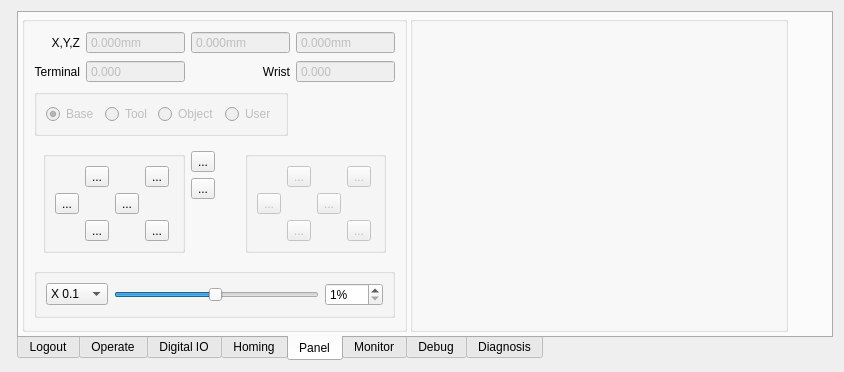
First picture: the form in source/plugin/t4/t4oppanel.ui, repository ww4u/mct-t4, before the edit.
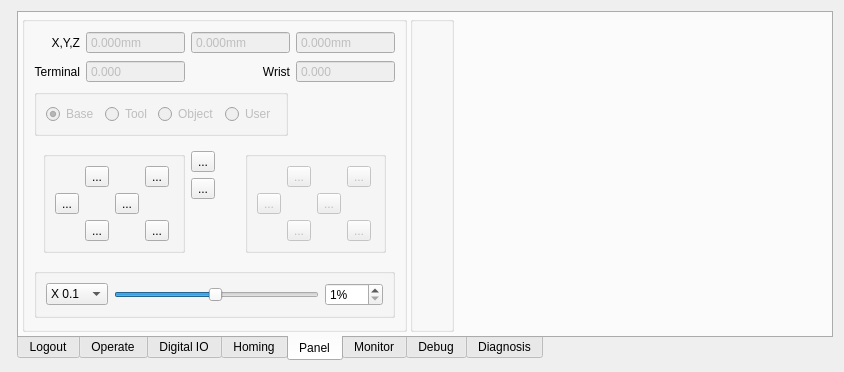
Second picture: the form after the edit. Icons and pictures are not drawn. Custom widgets are drawn as their Qt base class.

Patch:
```diff
--- a/source/plugin/t4/t4oppanel.ui
+++ b/source/plugin/t4/t4oppanel.ui
@@ -1990,7 +1990,7 @@
         <widget class="QGroupBox" name="groupBox_6">
          <property name="sizePolicy">
           <sizepolicy hsizetype="Preferred" vsizetype="Preferred">
-           <horstretch>1</horstretch>
+           <horstretch>0</horstretch>
            <verstretch>0</verstretch>
           </sizepolicy>
          </property>
```
Left out of the diff: 1 changed line with no effect on the pictures.
